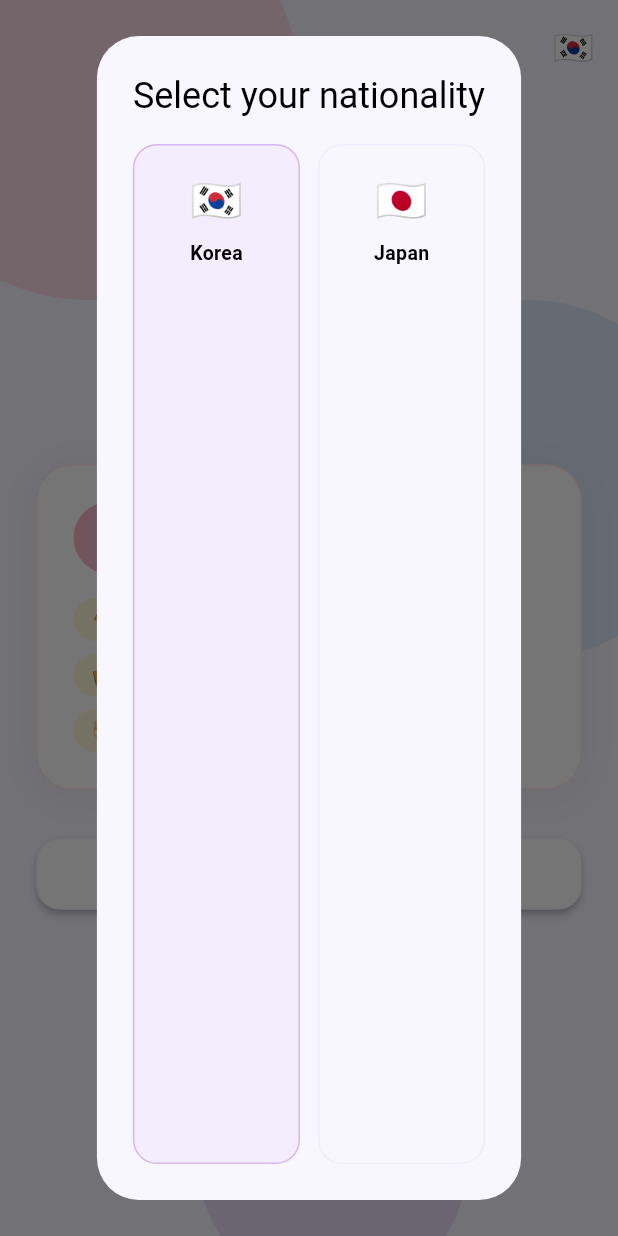
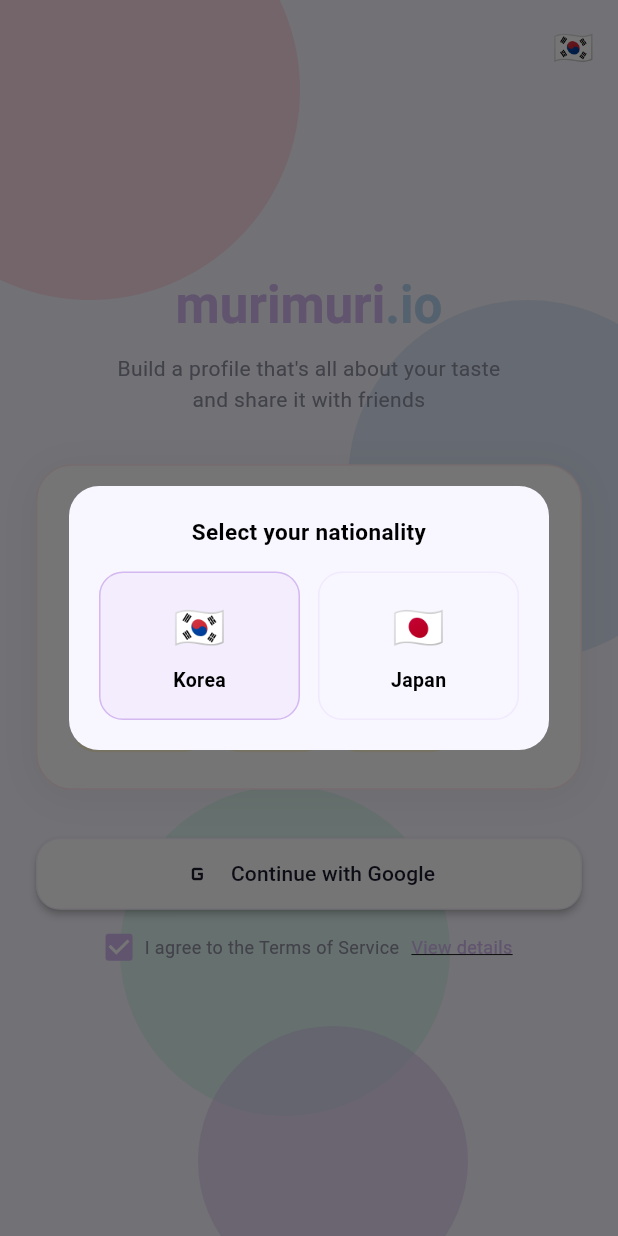
Before and after one commit to a0100019/my-profile, a Flutter app: the screen it shows after launch, after a tap on "🇰🇷", on a phone screen of 412 x 824 dp. Run offline on Flutter 3.47's test engine with Material 3 defaults, Android fonts, the phone set to English and light mode, and no system bars; our stand-ins replace cloud_firestore, firebase_auth, firebase_core, firebase_storage, google_sign_in, image_picker; accounts and stored records are empty; network calls fail; Roboto replaces fonts that are missing (Pretendard).

Commit message:
Make the nationality picker dialog compact
Replace the default AlertDialog (generous title/content padding made
it render too tall) with a tightly-padded custom Dialog for both the
login screen's flag picker and the settings nationality dialog.

```diff
--- a/lib/screens/login_screen.dart
+++ b/lib/screens/login_screen.dart
@@ -247,15 +247,27 @@
     final current = Localizations.localeOf(context).languageCode == 'ja' ? 'JP' : 'KR';
     showDialog(
       context: context,
-      builder: (ctx) => AlertDialog(
-        title: Text(l10n.nationalityTitle, textAlign: TextAlign.center),
-        content: Row(
+      builder: (ctx) => Dialog(
+        shape: RoundedRectangleBorder(borderRadius: BorderRadius.circular(20)),
+        child: ConstrainedBox(
+          constraints: const BoxConstraints(maxWidth: 320),
+          child: Padding(
+            padding: const EdgeInsets.all(20),
+            child: Column(
               mainAxisSize: MainAxisSize.min,
+              children: [
+                Text(l10n.nationalityTitle, style: const TextStyle(fontSize: 15, fontWeight: FontWeight.w600), textAlign: TextAlign.center),
+                const SizedBox(height: 16),
+                Row(
                   children: [
                     Expanded(child: _flagCard(ctx, '🇰🇷', l10n.nationalityKorea, current == 'KR', () => _pickLocale(ctx, 'KR'))),
                     const SizedBox(width: 12),
                     Expanded(child: _flagCard(ctx, '🇯🇵', l10n.nationalityJapan, current == 'JP', () => _pickLocale(ctx, 'JP'))),
                   ],
+                ),
+              ],
+            ),
+          ),
         ),
       ),
     );
```
Also changed, not shown: lib/widgets/settings_modal.dart (+15 -3 lines). Lines whose indentation alone changed are shown as unchanged.
